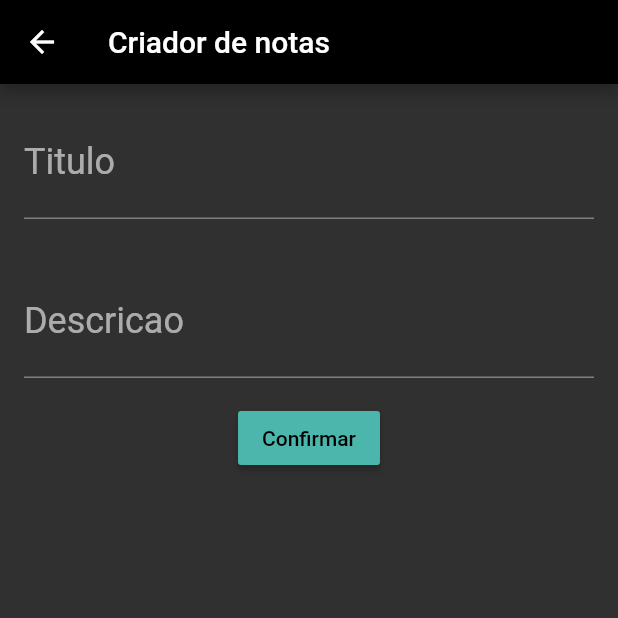
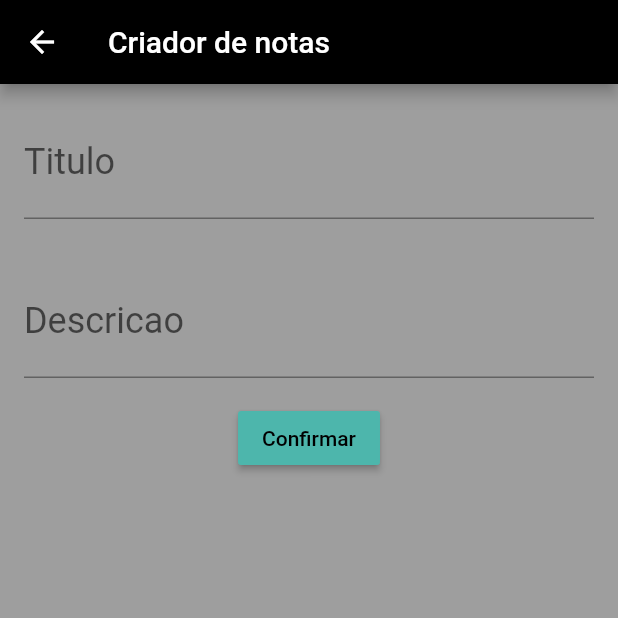
Before and after one commit to bezerrabruno/meu_primeiro_app, a Flutter app: the screen it shows after launch, after a tap on the "add" icon, on a phone screen of 412 x 824 dp, the top half of it. Run offline on Flutter 3.47's test engine with Material 2 defaults, Android fonts, the phone set to English and light mode, and no system bars.

```diff
--- /dev/null
+++ b/meu_primeiro_app/lib/components/card_nota.dart
@@ -0,0 +1,17 @@
+import 'package:flutter/material.dart';
+import 'package:meu_primeiro_app/models/notas.dart';
+
+class CardNota extends StatelessWidget {
+  final Notas _nota;
+
+  CardNota(this._nota);
+
+  @override
+  Widget build(BuildContext context) {
+    return Card(
+        child: ListTile(
+      title: Text(_nota.titulo),
+      subtitle: Text(_nota.descricao),
+    ));
+  }
+}
--- /dev/null
+++ b/meu_primeiro_app/lib/components/coletor.dart
@@ -0,0 +1,28 @@
+import 'package:flutter/material.dart';
+
+class Coletor extends StatelessWidget {
+  final String titulo;
+  final String dica;
+  final TextEditingController controlador;
+
+  Coletor(
+    this.titulo,
+    this.dica,
+    this.controlador,
+  );
+
+  @override
+  Widget build(BuildContext context) {
+    return Padding(
+      padding: const EdgeInsets.all(16.0),
+      child: TextField(
+        controller: controlador,
+        style: TextStyle(fontSize: 24.0),
+        decoration: InputDecoration(
+          labelText: titulo,
+          hintText: dica,
+        ),
+      ),
+    );
+  }
+}
--- a/meu_primeiro_app/lib/main.dart
+++ b/meu_primeiro_app/lib/main.dart
@@ -7,7 +7,9 @@ class Notes extends StatelessWidget {
   @override
   Widget build(BuildContext context) {
     return MaterialApp(
-      theme: ThemeData.dark(),
+      theme: ThemeData(
+        appBarTheme: AppBarTheme(color: Colors.black),
+      ),
       home: ListaNotas(),
     );
   }
--- /dev/null
+++ b/meu_primeiro_app/lib/models/notas.dart
@@ -0,0 +1,13 @@
+class Notas {
+  final String titulo;
+  final String descricao;
+
+  static int numeroNotas = 0;
+
+  Notas(
+    this.titulo,
+    this.descricao,
+  ) {
+    numeroNotas++;
+  }
+}
--- a/meu_primeiro_app/lib/screens/criador_notas.dart
+++ b/meu_primeiro_app/lib/screens/criador_notas.dart
@@ -1,5 +1,6 @@
 import 'package:flutter/material.dart';
-import 'package:meu_primeiro_app/screens/lista_notas.dart';
+import 'package:meu_primeiro_app/components/coletor.dart';
+import 'package:meu_primeiro_app/models/notas.dart';
 
 const _tituloAppBar = 'Criador de notas';
 const _tituloNomeManga = 'Titulo';
@@ -19,16 +20,17 @@ class CriadorNotas extends StatelessWidget {
 
   Widget _tela(BuildContext context) {
     return Scaffold(
+        backgroundColor: Colors.grey,
         appBar: _appBar(),
         body: SingleChildScrollView(
             child: Column(
           children: [
-            Editor(
+            Coletor(
               _tituloNomeManga,
               _dicaNomeManga,
               _controladorCampotitulo,
             ),
-            Editor(
+            Coletor(
               _tituloTotalCapitulos,
               _dicaTotalCapitulos,
               _controladorCampodescricao,
@@ -45,7 +47,6 @@ class CriadorNotas extends StatelessWidget {
 
   Widget _appBar() {
     return AppBar(
-      backgroundColor: Colors.black,
       title: Text(_tituloAppBar),
     );
   }
@@ -59,30 +60,3 @@ class CriadorNotas extends StatelessWidget {
     }
   }
 }
-
-class Editor extends StatelessWidget {
-  final String titulo;
-  final String dica;
-  final TextEditingController controlador;
-
-  Editor(
-    this.titulo,
-    this.dica,
-    this.controlador,
-  );
-
-  @override
-  Widget build(BuildContext context) {
-    return Padding(
-      padding: const EdgeInsets.all(16.0),
-      child: TextField(
-        controller: controlador,
-        style: TextStyle(fontSize: 24.0),
-        decoration: InputDecoration(
-          labelText: titulo,
-          hintText: dica,
-        ),
-      ),
-    );
-  }
-}
--- a/meu_primeiro_app/lib/screens/lista_notas.dart
+++ b/meu_primeiro_app/lib/screens/lista_notas.dart
@@ -1,6 +1,10 @@
 import 'package:flutter/material.dart';
 
-import 'criador_notas.dart';
+import 'package:meu_primeiro_app/models/notas.dart';
+import 'package:meu_primeiro_app/components/card_nota.dart';
+import 'package:meu_primeiro_app/screens/criador_notas.dart';
+
+const _tituloAppBar = 'Notas';
 
 class ListaNotas extends StatefulWidget {
   final List<Notas> _notas = List();
@@ -17,13 +21,27 @@ class ListaNotasState extends State<ListaNotas> {
   }
 
   Widget tela() {
-    Notas nota1 = Notas('1', '123');
     return Scaffold(
-      appBar: AppBar(
-        backgroundColor: Colors.black,
-        title: Text('Lista de Notas'),
-      ),
-      floatingActionButton: FloatingActionButton(
+        backgroundColor: Colors.grey,
+        appBar: appBar(),
+        floatingActionButton: floatbutton(),
+        body: ListView.builder(
+          itemCount: widget._notas.length,
+          itemBuilder: (contex, index) {
+            Notas _nota = widget._notas[index];
+            return CardNota(_nota);
+          },
+        ));
+  }
+
+  Widget appBar() {
+    return AppBar(
+      title: Text(_tituloAppBar),
+    );
+  }
+
+  Widget floatbutton() {
+    return FloatingActionButton(
       child: Icon(Icons.add),
       onPressed: () {
         final Future<Notas> future =
@@ -36,47 +54,6 @@ class ListaNotasState extends State<ListaNotas> {
           }
         });
       },
-      ),
-      body: ListView(
-        children: [
-          ItemNota(nota1),
-          ItemNota(nota1),
-          ItemNota(nota1),
-          ItemNota(nota1),
-          ItemNota(nota1),
-          ItemNota(nota1),
-        ],
-      ),
     );
   }
 }
-
-class ItemNota extends StatelessWidget {
-  final Notas _nota;
-
-  ItemNota(this._nota);
-
-  @override
-  Widget build(BuildContext context) {
-    return Card(
-        child: ListTile(
-      leading: Icon(Icons.note),
-      title: Text(_nota.titulo),
-      subtitle: Text(_nota.descricao),
-    ));
-  }
-}
-
-class Notas {
-  final String titulo;
-  final String descricao;
-
-  static int numeroNotas = 0;
-
-  Notas(
-    this.titulo,
-    this.descricao,
-  ) {
-    numeroNotas++;
-  }
-}
```
Lines whose indentation alone changed are shown as unchanged.
